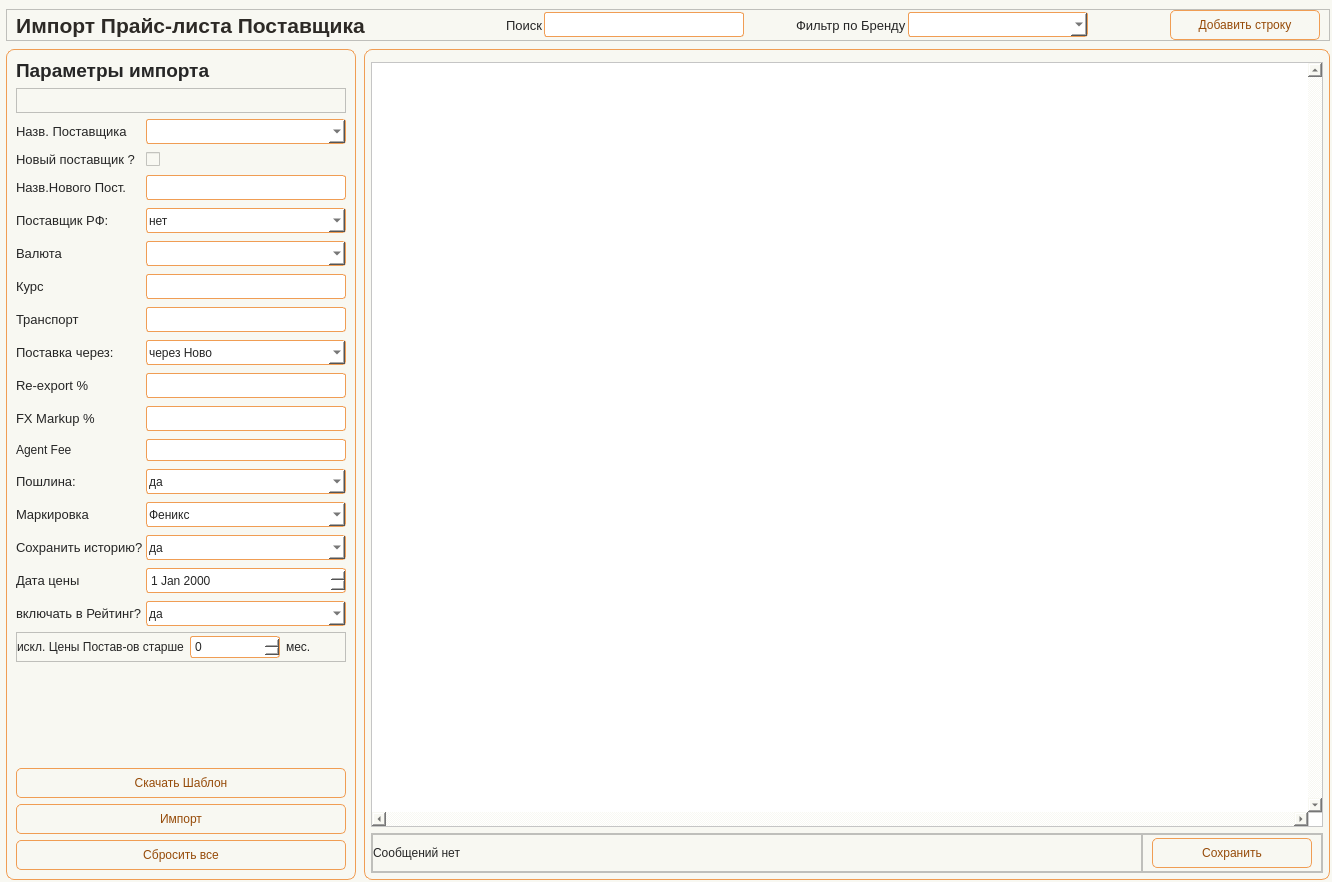
Before: the Qt Designer form app/ui/windows/supplier_prices.ui in Masik84/Procurement_app, drawn with Qt 5.
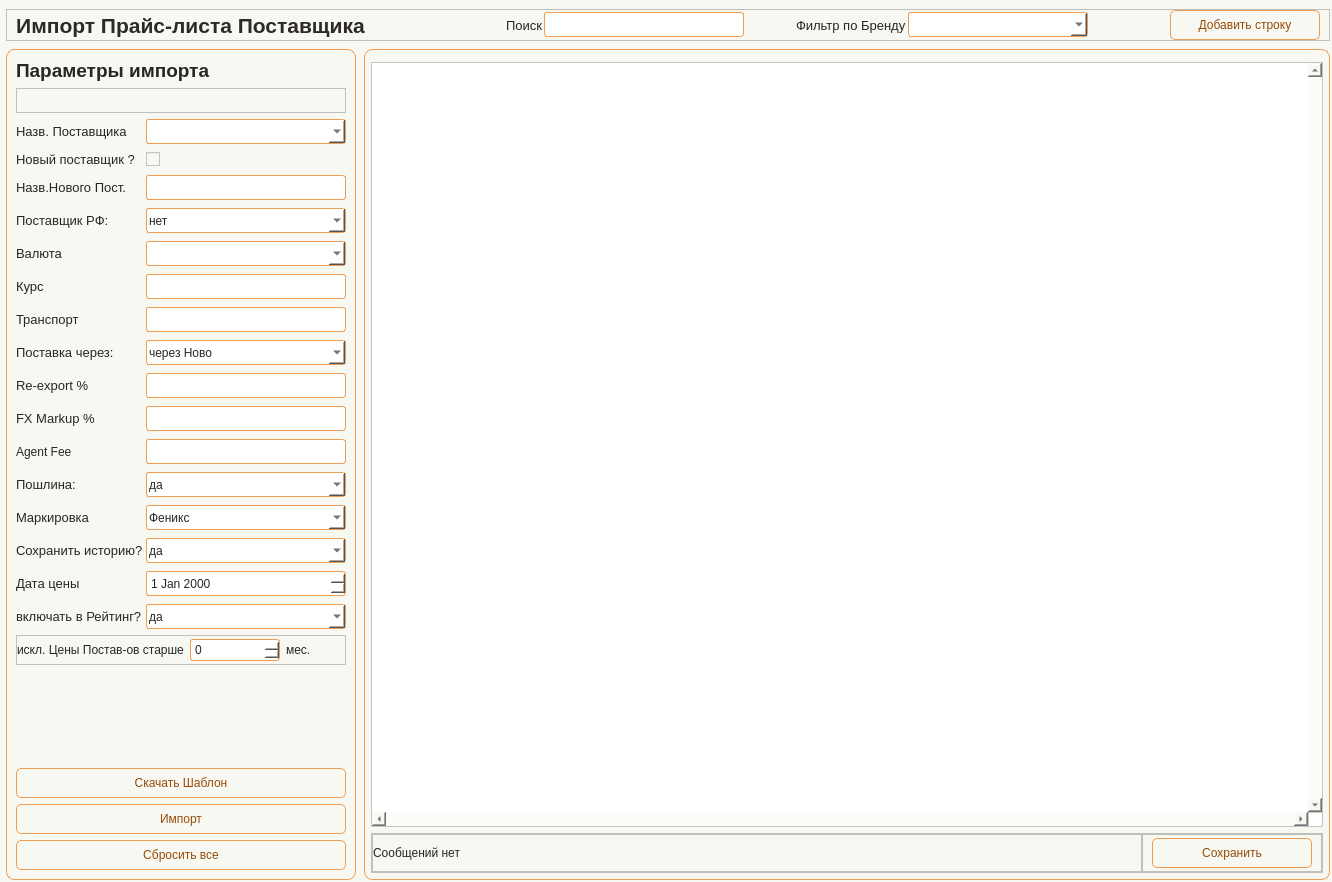
After: the same form once the commit is applied. Icons and pictures are not drawn.

The edit to the form file:
```diff
--- a/app/ui/windows/supplier_prices.ui
+++ b/app/ui/windows/supplier_prices.ui
@@ -1118,7 +1118,20 @@
                 </widget>
                </item>
                <item row="12" column="1">
-                <widget class="QLineEdit" name="line_AgentFee"/>
+                <widget class="QLineEdit" name="line_AgentFee">
+                 <property name="minimumSize">
+                  <size>
+                   <width>0</width>
+                   <height>25</height>
+                  </size>
+                 </property>
+                 <property name="maximumSize">
+                  <size>
+                   <width>16777215</width>
+                   <height>25</height>
+                  </size>
+                 </property>
+                </widget>
                </item>
                <item row="12" column="0">
                 <widget class="QLabel" name="label_16">
```
